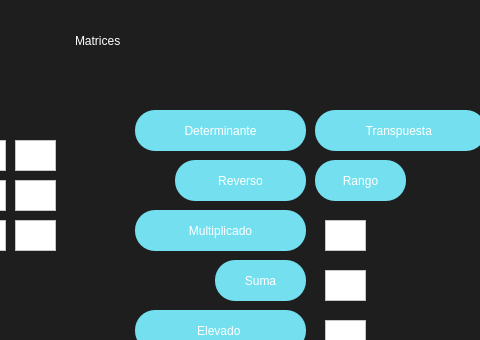
XMunteR/Calculadora, file MatrisesSimple3x3.ui: the form before one commit; both pictures show x 165 to 645 and y 0 to 340 of the 741 by 500 pixel window.
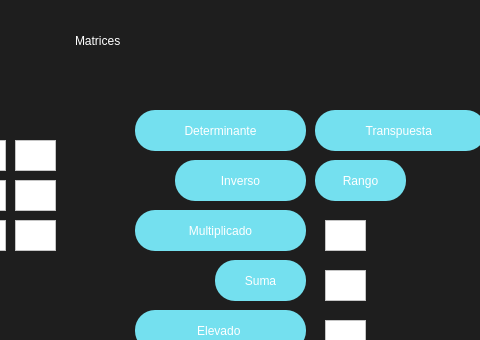
The form after the commit.

```diff
--- a/MatrisesSimple3x3.ui
+++ b/MatrisesSimple3x3.ui
@@ -265,7 +265,7 @@
 border-radius:20px;</string>
     </property>
     <property name="text">
-     <string>Reverso</string>
+     <string>Inverso</string>
     </property>
    </widget>
    <widget class="QPushButton" name="RecCalculateButton_3">
```
Left out of the diff: 4 changed lines with no effect on the pictures.
